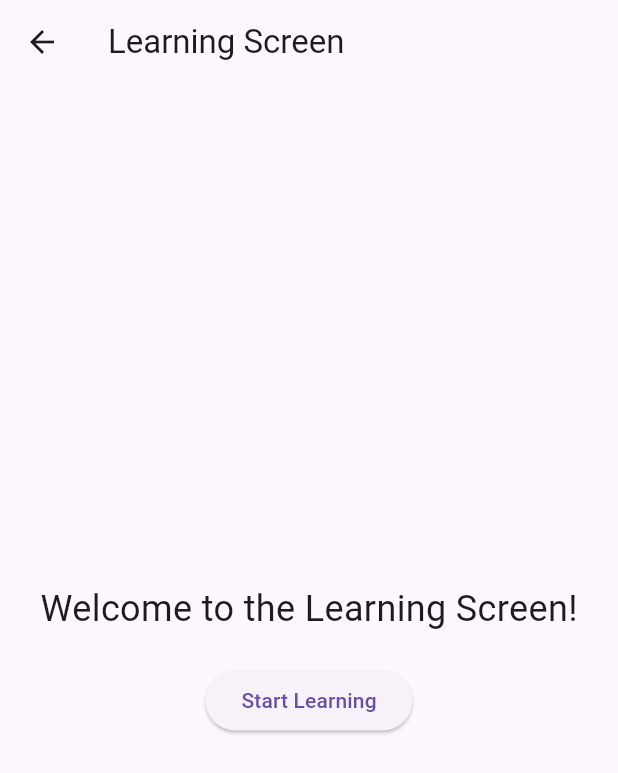
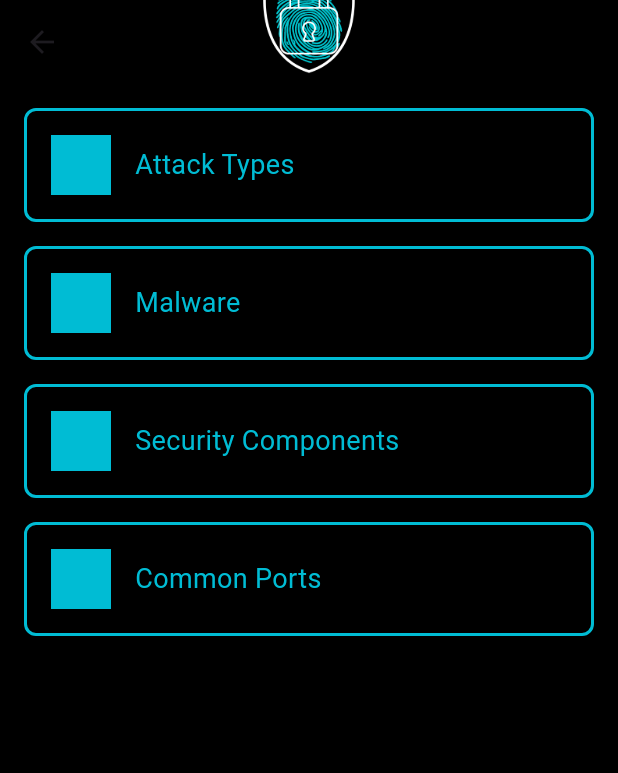
Before and after one commit to dcdeers/cbmprot, a Flutter app: the LearnScreen screen opened directly, on a phone screen of 412 x 824 dp. Shown: the top 773 px of the screen. Run offline on Flutter 3.47's test engine with Material 3 defaults, Android fonts, the phone set to English and light mode, and no system bars; our stand-ins replace line_awesome_flutter.

Commit message:
update 9

```diff
--- a/cbmprot/lib/quiz_screen.dart
+++ b/cbmprot/lib/quiz_screen.dart
@@ -298,7 +298,7 @@ class _QuizScreenState extends State<QuizScreen> {
       ),
       backgroundColor: const Color.fromARGB(255, 0, 0, 0),
       body: Container(
-        margin: const EdgeInsets.symmetric(horizontal: 20, vertical: 32),
+        margin: const EdgeInsets.symmetric(horizontal: 20, vertical: 20),
         child: Column(
           mainAxisAlignment: MainAxisAlignment.spaceAround,
           children: [
--- a/cbmprot/lib/screens/learnscreen.dart
+++ b/cbmprot/lib/screens/learnscreen.dart
@@ -1,30 +1,128 @@
+// import 'package:flutter/material.dart';
+
+// class LearnScreen extends StatelessWidget {
+//   @override
+//   Widget build(BuildContext context) {
+//     return Scaffold(
+//       appBar: AppBar(
+//         title: Text('Learning Screen'),
+//       ),
+//       body: Center(
+//         child: Column(
+//           mainAxisAlignment: MainAxisAlignment.center,
+//           children: <Widget>[
+//             Text(
+//               'Welcome to the Learning Screen!',
+//               style: TextStyle(fontSize: 24),
+//             ),
+//             SizedBox(height: 20),
+//             ElevatedButton(
+//               onPressed: () {
+//                 // Add functionality here (e.g., navigate to a quiz or information)
+//               },
+//               child: Text('Start Learning'),
+//             ),
+//           ],
+//         ),
+//       ),
+//     );
+//   }
+// }
+
 import 'package:flutter/material.dart';
 
 class LearnScreen extends StatelessWidget {
   @override
   Widget build(BuildContext context) {
     return Scaffold(
+      backgroundColor: Colors.black, // Set background to black
       appBar: AppBar(
-        title: Text('Learning Screen'),
+        backgroundColor: Colors.black,
+        elevation: 0, // Remove shadow under the AppBar
+        title: Padding(
+          padding: const EdgeInsets.all(20.0),
+          child: Image.asset(
+            'images/1.png', // Your icon/logo path
+            height: 130,
+            width: 130, // Adjust size according to the design
+          ),
+        ),
+        centerTitle: true,
       ),
-      body: Center(
+      body: Padding(
+        padding: const EdgeInsets.all(16.0),
         child: Column(
-          mainAxisAlignment: MainAxisAlignment.center,
+          crossAxisAlignment: CrossAxisAlignment.stretch,
+          mainAxisAlignment: MainAxisAlignment.start,
           children: <Widget>[
-            Text(
-              'Welcome to the Learning Screen!',
-              style: TextStyle(fontSize: 24),
+            _buildMenuItem(
+              iconPath: 'images/3.png', // Path to your icon
+              title: 'Attack Types',
+              onTap: () {
+                // Navigate or perform action
+              },
             ),
-            SizedBox(height: 20),
-            ElevatedButton(
-              onPressed: () {
-                // Add functionality here (e.g., navigate to a quiz or information)
+            SizedBox(height: 16),
+            _buildMenuItem(
+              iconPath: 'images/4.png', // Path to your icon
+              title: 'Malware',
+              onTap: () {
+                // Navigate or perform action
               },
-              child: Text('Start Learning'),
+            ),
+            SizedBox(height: 16),
+            _buildMenuItem(
+              iconPath: 'images/5.png', // Path to your icon
+              title: 'Security Components',
+              onTap: () {
+                // Navigate or perform action
+              },
+            ),
+            SizedBox(height: 16),
+            _buildMenuItem(
+              iconPath: 'images/6.png', // Path to your icon
+              title: 'Common Ports',
+              onTap: () {
+                // Navigate or perform action
+              },
             ),
           ],
         ),
       ),
     );
   }
+
+  // Widget to build each menu item
+  Widget _buildMenuItem({required String iconPath, required String title, required Function() onTap}) {
+    return GestureDetector(
+      onTap: onTap,
+      child: Container(
+        decoration: BoxDecoration(
+          color: Colors.black,
+          borderRadius: BorderRadius.circular(8),
+          border: Border.all(color: Colors.cyan, width: 2),
+        ),
+        child: Padding(
+          padding: const EdgeInsets.all(16.0),
+          child: Row(
+            children: [
+              Image.asset(
+                iconPath,
+                height: 40,
+                color: Colors.cyan, // Set icon color to match the prototype
+              ),
+              SizedBox(width: 16),
+              Text(
+                title,
+                style: TextStyle(
+                  color: Colors.cyan,
+                  fontSize: 18,
+                ),
+              ),
+            ],
+          ),
+        ),
+      ),
+    );
+  }
 }
```
